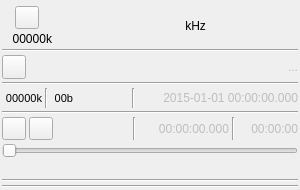
Before: the Qt Designer form plugins/samplesource/filesource/filesourcegui.ui in f4exb/sdrangel, drawn with Qt 5.
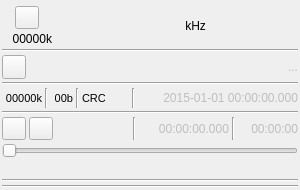
After: the same form once the commit is applied. Icons and pictures are not drawn. Custom widgets are drawn as their Qt base class.

Commit message: FileRecord improvement: added visual indicator for CRC check in the GUI

The edit to the form file:
```diff
--- a/plugins/samplesource/filesource/filesourcegui.ui
+++ b/plugins/samplesource/filesource/filesourcegui.ui
@@ -287,6 +287,28 @@
        </property>
       </widget>
      </item>
+     <item>
+      <widget class="Line" name="line_2">
+       <property name="orientation">
+        <enum>Qt::Vertical</enum>
+       </property>
+      </widget>
+     </item>
+     <item>
+      <widget class="QLabel" name="crcLabel">
+       <property name="font">
+        <font>
+         <pointsize>8</pointsize>
+        </font>
+       </property>
+       <property name="toolTip">
+        <string>CRC status: Green: OK Red: KO Grey: undefined</string>
+       </property>
+       <property name="text">
+        <string>CRC</string>
+       </property>
+      </widget>
+     </item>
      <item>
       <spacer name="horizontalSpacer">
        <property name="orientation">
```
The commit also changes 3 other files.
